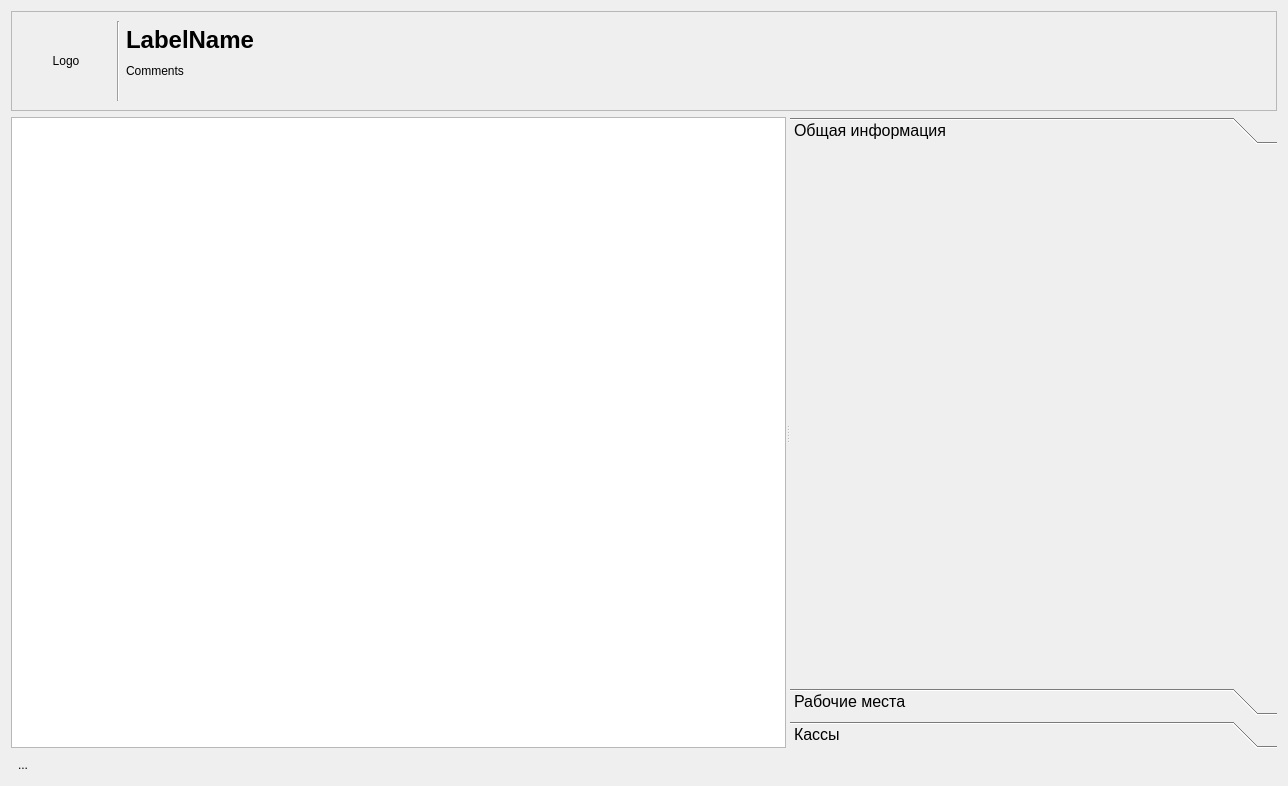
Qt form Clients/clientinfodialog.ui (rust3128/HotLinePTS) before a commit.
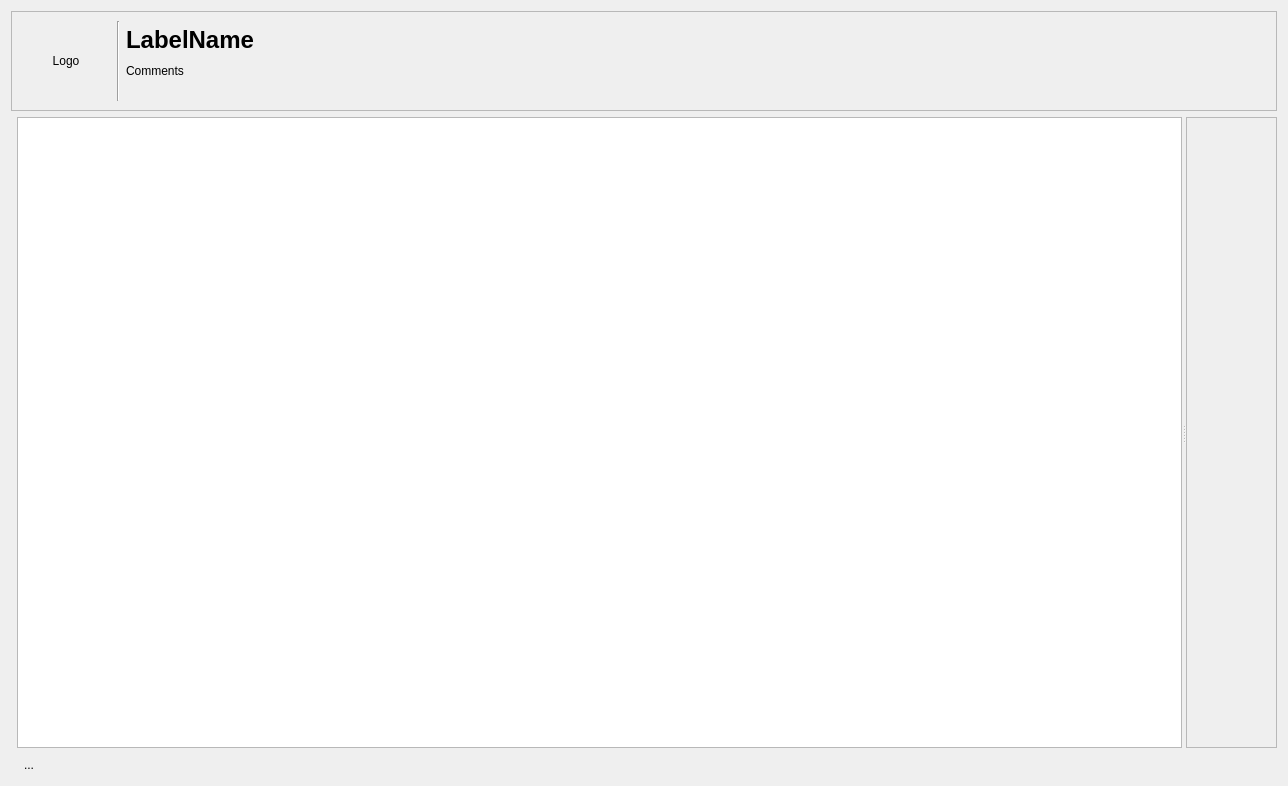
The same form after that commit. The open tabs and pages were chosen to show the change. Icons and pictures are not drawn. Custom widgets are drawn as their Qt base class.

```diff
--- a/Clients/clientinfodialog.ui
+++ b/Clients/clientinfodialog.ui
@@ -14,7 +14,7 @@
    <string>Dialog</string>
   </property>
   <layout class="QGridLayout" name="gridLayout_2">
-   <item row="0" column="0">
+   <item row="0" column="0" colspan="2">
     <widget class="QFrame" name="frameTitle">
      <property name="minimumSize">
       <size>
@@ -97,7 +97,7 @@
      </layout>
     </widget>
    </item>
-   <item row="1" column="0">
+   <item row="1" column="1">
     <widget class="QSplitter" name="splitter">
      <property name="orientation">
       <enum>Qt::Horizontal</enum>
@@ -127,50 +127,22 @@
        <enum>QAbstractItemView::SelectRows</enum>
       </property>
      </widget>
-     <widget class="QToolBox" name="toolBoxInfo">
-      <property name="font">
-       <font>
-        <pointsize>12</pointsize>
-       </font>
+     <widget class="QFrame" name="frameInfo">
+      <property name="frameShape">
+       <enum>QFrame::StyledPanel</enum>
       </property>
-      <property name="currentIndex">
-       <number>2</number>
+      <property name="frameShadow">
+       <enum>QFrame::Raised</enum>
       </property>
-      <widget class="QWidget" name="pageCommon">
-       <property name="geometry">
-        <rect>
-         <x>0</x>
-         <y>0</y>
-         <width>266</width>
-         <height>502</height>
-        </rect>
-       </property>
-       <attribute name="label">
-        <string>Общая информация</string>
-       </attribute>
-      </widget>
-      <widget class="QWidget" name="pagePC">
-       <property name="geometry">
-        <rect>
-         <x>0</x>
-         <y>0</y>
-         <width>266</width>
-         <height>502</height>
-        </rect>
-       </property>
-       <attribute name="label">
-        <string>Рабочие места</string>
-       </attribute>
-      </widget>
-      <widget class="QWidget" name="pageRRO">
-       <attribute name="label">
-        <string>Кассы</string>
-       </attribute>
-      </widget>
+      <layout class="QGridLayout" name="gridLayout_3">
+       <item row="0" column="0">
+        <widget class="PCViewForm" name="widgetPC" native="true"/>
+       </item>
+      </layout>
      </widget>
     </widget>
    </item>
-   <item row="2" column="0">
+   <item row="2" column="1">
     <widget class="QToolButton" name="toolButton">
      <property name="toolTip">
       <string>Добавить АЗС</string>
@@ -201,6 +173,14 @@
    </item>
   </layout>
  </widget>
+ <customwidgets>
+  <customwidget>
+   <class>PCViewForm</class>
+   <extends>QWidget</extends>
+   <header location="global">Clients/pcviewform.h</header>
+   <container>1</container>
+  </customwidget>
+ </customwidgets>
  <resources>
   <include location="../resource.qrc"/>
  </resources>
```
